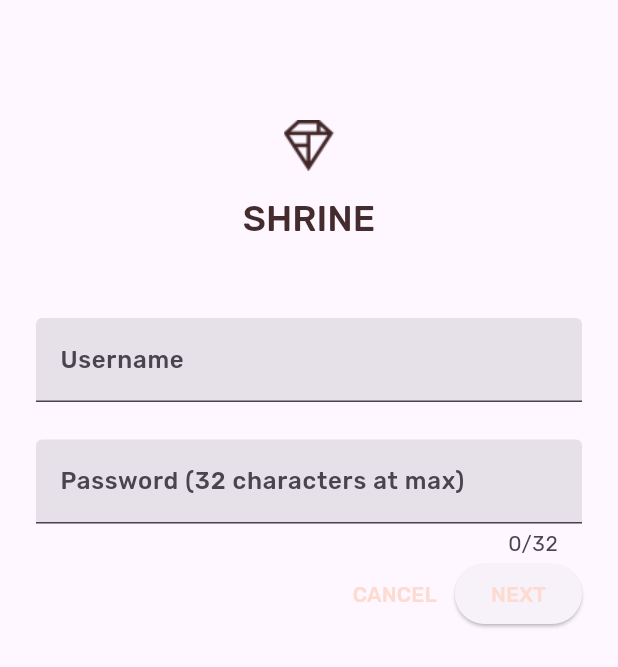
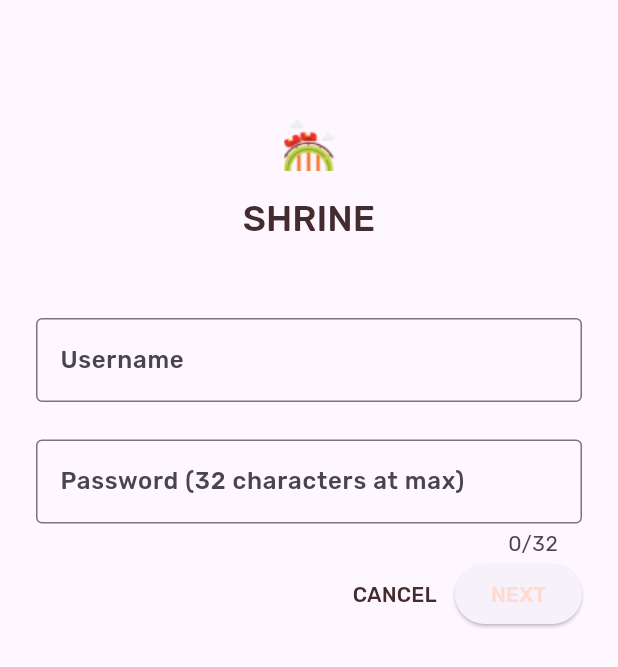
Before and after one commit to kmuzaki/flutterMaterialCompentsBasics, a Flutter app: the screen it shows after launch, after a tap on "CANCEL", on a phone screen of 412 x 824 dp. Shown: the top 667 px of the screen. Run offline on Flutter 3.47's test engine with Material 3 defaults, Android fonts, the phone set to English and light mode, and no system bars.

Commit message:
modifyTypographyAndLabelStyles

```diff
--- a/material-components-flutter-codelabs-101-starter/mdc_100_series/lib/app.dart
+++ b/material-components-flutter-codelabs-101-starter/mdc_100_series/lib/app.dart
@@ -37,6 +37,20 @@ ThemeData _buildShrineTheme() {
     ),
 
     // TODO: Decorate the inputs (103)
+    inputDecorationTheme: const InputDecorationTheme(
+      border: OutlineInputBorder(),
+      focusedBorder: OutlineInputBorder(
+        borderSide: BorderSide(
+          width: 2.0,
+          color: kShrineBrown900,
+        ),
+      ),
+      floatingLabelStyle: TextStyle(
+        color: kShrineBrown900,
+      ),
+    ),
+
+
   );
 }
 
--- a/material-components-flutter-codelabs-101-starter/mdc_100_series/lib/home.dart
+++ b/material-components-flutter-codelabs-101-starter/mdc_100_series/lib/home.dart
@@ -57,21 +57,27 @@ class HomePage extends StatelessWidget {
                 padding: const EdgeInsets.fromLTRB(16.0, 12.0, 16.0, 8.0),
                 child: Column(
                 // TODO: Align labels to the bottom and center (103)
-                crossAxisAlignment: CrossAxisAlignment.start,
+                mainAxisAlignment: MainAxisAlignment.end,
+                crossAxisAlignment: CrossAxisAlignment.center,
                   // TODO: Change innermost Column (103)
                   children: <Widget>[
                   // TODO: Handle overflowing labels (103)
-                  Text(
+                    Text(
                       product.name,
                       style: theme.textTheme.titleLarge,
+                      softWrap: false,
+                      overflow: TextOverflow.ellipsis,
                       maxLines: 1,
                     ),
-                    const SizedBox(height: 8.0),
+                    const SizedBox(height: 4.0),
                     Text(
                       formatter.format(product.price),
-                      style: theme.textTheme.titleSmall,
+                      style: theme.textTheme.bodySmall,
                     ),
+                    // End new code
                   ],
+
+
                 ),
               ),
             ),
--- a/material-components-flutter-codelabs-101-starter/mdc_100_series/lib/login.dart
+++ b/material-components-flutter-codelabs-101-starter/mdc_100_series/lib/login.dart
@@ -36,7 +36,7 @@ class _LoginPageState extends State<LoginPage> {
             const SizedBox(height: 80.0),
             Column(
               children: <Widget>[
-                Image.asset('assets/diamond.png'),
+                Image.asset('assets/rollerCoaster.png'),
                 const SizedBox(height: 16.0),
                 Text(
                   'SHRINE',
@@ -51,7 +51,7 @@ class _LoginPageState extends State<LoginPage> {
             TextField(
               controller: _usernameController,
               decoration: const InputDecoration(
-                filled: true,
+                // Remove filled: true,
                 labelText: 'Username',
               ),
               cursorColor: Colors.black,
@@ -62,7 +62,7 @@ class _LoginPageState extends State<LoginPage> {
             TextField(
               controller: _passwordController,
               decoration: const InputDecoration(
-                filled: true,
+                // Remove filled: true,
                 labelText: 'Password (32 characters at max)',
               ),
               cursorColor: Theme.of(context).primaryColor,
@@ -79,11 +79,14 @@ class _LoginPageState extends State<LoginPage> {
                 TextButton(
                     child: const Text('CANCEL'),
                     onPressed: () {
-                    // TODO: Clear the text fields (101)
                       _usernameController.clear();
                       _passwordController.clear();
                     },
+                    style: TextButton.styleFrom(
+                      foregroundColor: Theme.of(context).colorScheme.secondary,
                     ),
+                  ),
+
                 // TODO: Add an elevation to NEXT (103)
                 // TODO: Add a beveled rectangular border to NEXT (103)
                 ElevatedButton(
```
Lines whose indentation alone changed are shown as unchanged.
